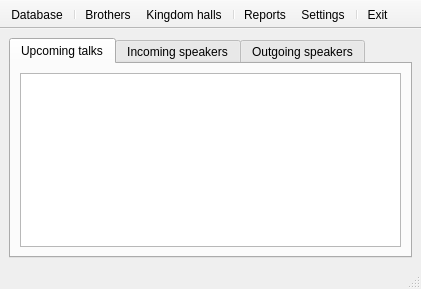
Before: the Qt Designer form gui/MainWindow.ui in JoelMon/pyTalkManager, drawn with Qt 5.
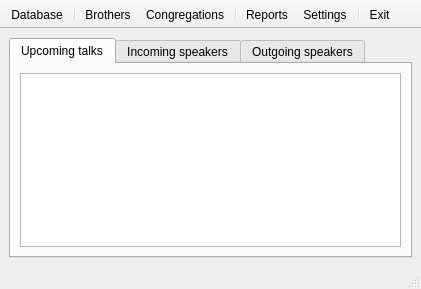
After: the same form once the commit is applied. Icons and pictures are not drawn.

Commit message: Updated MainWindow.ui Kingdom halls --> Congregations

What changed in the file:
```diff
--- a/gui/MainWindow.ui
+++ b/gui/MainWindow.ui
@@ -82,7 +82,7 @@
    <addaction name="actionDatabase"/>
    <addaction name="separator"/>
    <addaction name="actionBrothers"/>
-   <addaction name="actionKingdom_halls"/>
+   <addaction name="actionCongregation"/>
    <addaction name="separator"/>
    <addaction name="actionReports"/>
    <addaction name="actionSettings"/>
@@ -137,16 +137,16 @@
     <string>Settings for pyTalkManager.</string>
    </property>
   </action>
-  <action name="actionKingdom_halls">
+  <action name="actionCongregation">
    <property name="icon">
     <iconset resource="resource/icons.qrc">
      <normaloff>:/MainWindow/go-home.png</normaloff>:/MainWindow/go-home.png</iconset>
    </property>
    <property name="text">
-    <string>Kingdom halls</string>
+    <string>Congregations</string>
    </property>
    <property name="toolTip">
-    <string>List of Kingdom halls</string>
+    <string>List of congregations</string>
    </property>
   </action>
   <action name="actionExit">
```
The commit also changes 1 other file.
